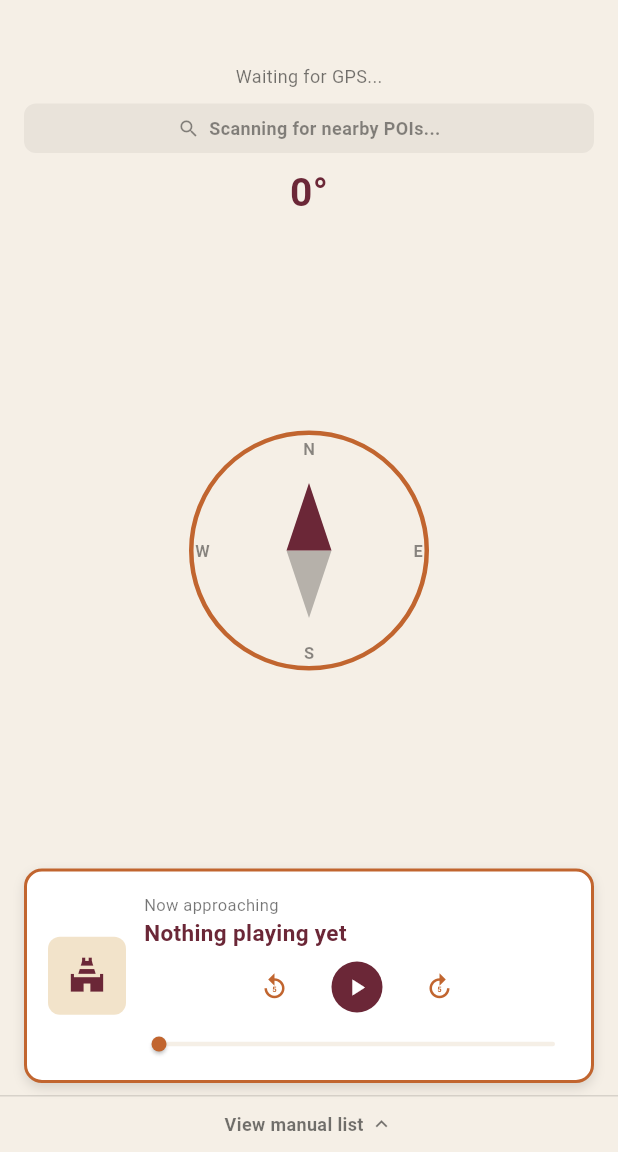
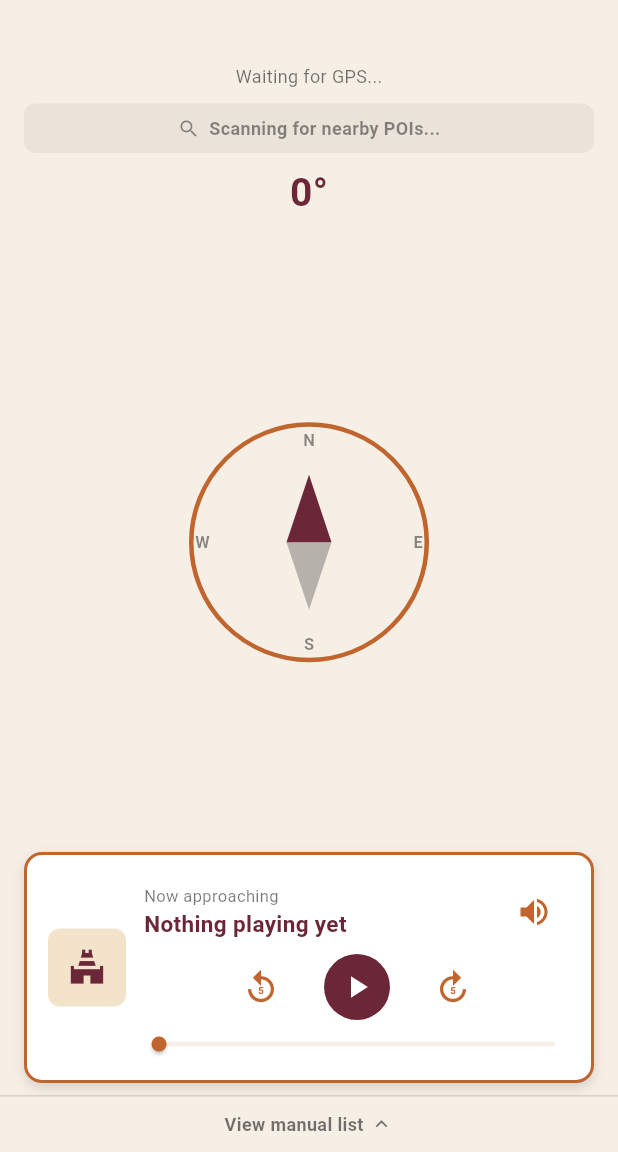
Before and after one commit to medhakg205/DishaVaani, a Flutter app: the PointDetectScreen screen opened directly with empty values, on a phone screen of 412 x 824 dp, the part 84-1236 px from its top. Run offline on Flutter 3.47's test engine with Material 3 defaults, Android fonts, the phone set to English and light mode, and no system bars; our stand-ins replace audioplayers, cloud_firestore, firebase_core, flutter_compass, geolocator; accounts and stored records are empty; generated files the repository leaves out were written again; Roboto replaces fonts that are missing (Georgia).

Commit message:
Play button and sound button edits

```diff
--- a/lib/main.dart
+++ b/lib/main.dart
@@ -862,29 +862,30 @@ class _PointDetectScreenState extends State<PointDetectScreen> {
                                 ],
                               ),
                             ),
-                            if (topPoi != null && isPlaying && _playingPoiId == topPoi.id)
                             _VolumeButton(audioPlayer: _audioPlayer),
                           ],
                         ),
 
                         const SizedBox(height: 2),
                         // Play controls: -5s / play-pause / +5s, always visible, centered above the slider
-                        Row(
-                          mainAxisAlignment: MainAxisAlignment.center,
+                        Align(
+                          alignment: Alignment.center,
+                          child: Row(
+                            mainAxisSize: MainAxisSize.min,
                             children: [
                               IconButton(
                                 icon: const Icon(Icons.replay_5, color: terracotta),
-                              iconSize: 20,
+                                iconSize: 26,
                                 padding: EdgeInsets.zero,
                                 constraints: const BoxConstraints(),
                                 onPressed: () => _seekBy(const Duration(seconds: -5)),
                               ),
-                            const SizedBox(width: 14),
+                              const SizedBox(width: 18),
                               GestureDetector(
                                 onTap: topPoi == null ? null : () => _togglePlayback(topPoi),
                                 child: Container(
-                                width: 34,
-                                height: 34,
+                                  width: 44,
+                                  height: 44,
                                   decoration: const BoxDecoration(
                                     color: maroon,
                                     shape: BoxShape.circle,
@@ -894,19 +895,20 @@ class _PointDetectScreenState extends State<PointDetectScreen> {
                                         ? Icons.pause
                                         : Icons.play_arrow,
                                     color: Colors.white,
-                                  size: 18,
-                                ),
-                              ),
-                            ),
-                            const SizedBox(width: 14),
+                                    size: 24,
+                                  ),
+                                ),
+                              ),
+                              const SizedBox(width: 18),
                               IconButton(
                                 icon: const Icon(Icons.forward_5, color: terracotta),
-                              iconSize: 20,
+                                iconSize: 26,
                                 padding: EdgeInsets.zero,
                                 constraints: const BoxConstraints(),
                                 onPressed: () => _seekBy(const Duration(seconds: 5)),
                               ),
                             ],
+                          ),
                         ),
 
                         const SizedBox(height: 4),
@@ -1099,9 +1101,9 @@ class _VolumeButtonState extends State<_VolumeButton> {
           CompositedTransformFollower(
             link: _layerLink,
             showWhenUnlinked: false,
-            targetAnchor: Alignment.bottomRight,
-            followerAnchor: Alignment.topRight,
-            offset: const Offset(0, 8),
+            targetAnchor: Alignment.topRight,
+            followerAnchor: Alignment.bottomRight,
+            offset: const Offset(0, -8),
             child: Material(
               elevation: 6,
               borderRadius: BorderRadius.circular(20),
@@ -1704,7 +1706,7 @@ class _NowPlayingScreenState extends State<NowPlayingScreen> {
                             ],
                           ),
                         ),
-                        if (isCurrentPlaying) _VolumeButton(audioPlayer: _audioPlayer),
+                        _VolumeButton(audioPlayer: _audioPlayer),
                       ],
                     ),
                     const SizedBox(height: 4),
@@ -1734,38 +1736,34 @@ class _NowPlayingScreenState extends State<NowPlayingScreen> {
           ),
 
           const SizedBox(height: 12),
-
-          // Play controls: -5s / play-pause / +5s, positioned left-of-center,
-          // below the monument icon + name row.
+                    // Play controls: -5s / play-pause / +5s, centered above the slider.
           Padding(
             padding: const EdgeInsets.only(bottom: 10),
             child: Align(
-              alignment: Alignment.centerLeft,
-              child: Padding(
-                padding: const EdgeInsets.only(left: 40),
+              alignment: Alignment.center,
               child: Row(
                 mainAxisSize: MainAxisSize.min,
                 children: [
                   IconButton(
                     icon: const Icon(Icons.replay_5, color: terracotta),
-                      iconSize: 22,
+                    iconSize: 26,
                     padding: EdgeInsets.zero,
                     constraints: const BoxConstraints(),
                     onPressed: () => _seekBy(const Duration(seconds: -5)),
                   ),
-                    const SizedBox(width: 18),
+                  const SizedBox(width: 20),
                   GestureDetector(
                     onTap: isResolvingAudio ? null : () => _togglePlayback(poi),
                     child: Container(
-                        width: 40,
-                        height: 40,
+                      width: 48,
+                      height: 48,
                       decoration: const BoxDecoration(
                         color: maroon,
                         shape: BoxShape.circle,
                       ),
                       child: isResolvingAudio
                           ? const Padding(
-                                padding: EdgeInsets.all(10),
+                              padding: EdgeInsets.all(12),
                               child: CircularProgressIndicator(
                                 strokeWidth: 2.5,
                                 color: Colors.white,
@@ -1774,20 +1772,19 @@ class _NowPlayingScreenState extends State<NowPlayingScreen> {
                           : Icon(
                               isCurrentPlaying ? Icons.pause : Icons.play_arrow,
                               color: Colors.white,
-                                size: 22,
-                              ),
-                      ),
-                    ),
-                    const SizedBox(width: 18),
+                              size: 26,
+                            ),
+                    ),
+                  ),
+                  const SizedBox(width: 20),
                   IconButton(
                     icon: const Icon(Icons.forward_5, color: terracotta),
-                      iconSize: 22,
+                    iconSize: 26,
                     padding: EdgeInsets.zero,
                     constraints: const BoxConstraints(),
                     onPressed: () => _seekBy(const Duration(seconds: 5)),
                   ),
                 ],
-                ),
               ),
             ),
           ),
```
Lines whose indentation alone changed are shown as unchanged.
